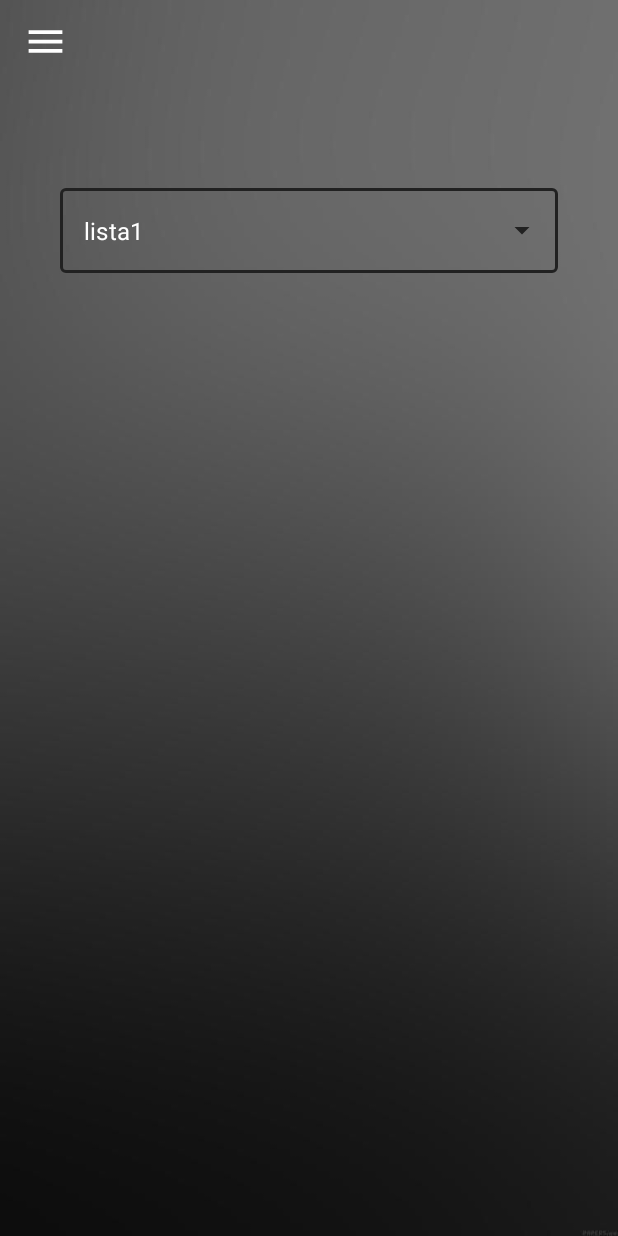
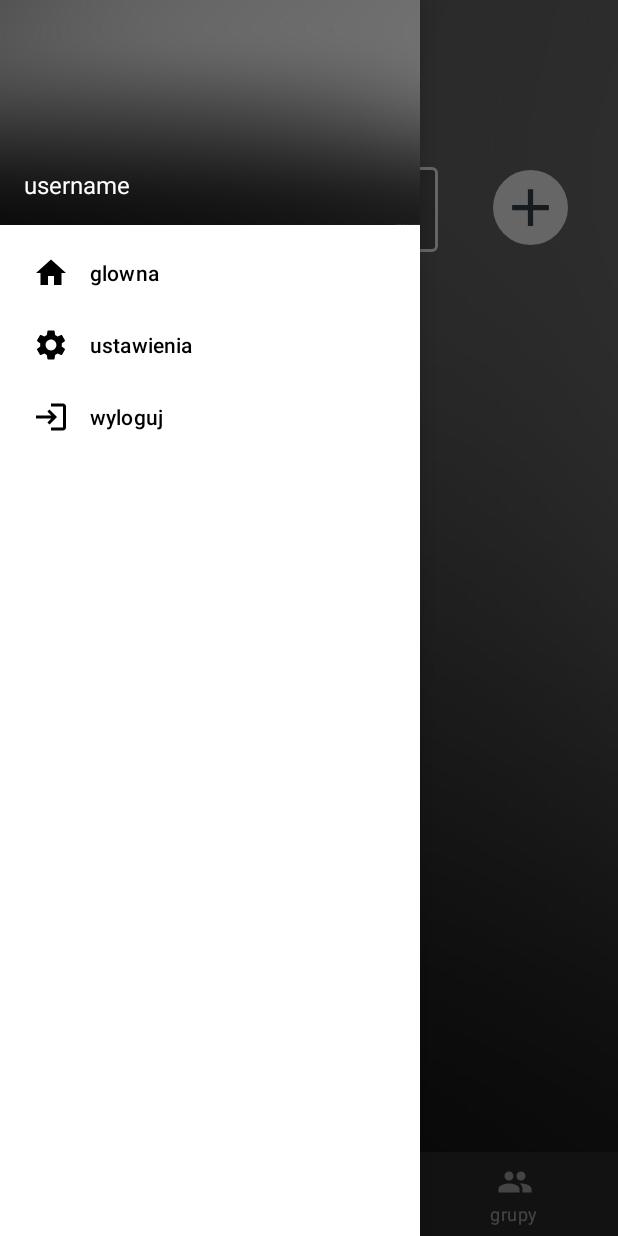
Before and after one commit to gitesprzemek/aplikacja_list_up, an Android app: the MainScreen screen opened directly, with no data from a screen before it, after a tap on "glowna", on a phone screen of 412 x 824 dp. Run offline under Robolectric (Android 15) with nearby library versions, the phone set to English and light mode, and no system bars; 1 statement that could not run was skipped; 1 other tap on this screen came first.

Commit message:
menu, bottom_nav, dropdownlist

```diff
--- a/zrobseliste/app/src/main/AndroidManifest.xml
+++ b/zrobseliste/app/src/main/AndroidManifest.xml
@@ -8,7 +8,7 @@
         android:label="@string/app_name"
         android:roundIcon="@mipmap/ic_launcher_round"
         android:supportsRtl="true"
-        android:theme="@style/Theme.AppCompat.NoActionBar">
+        android:theme="@style/Theme.Zrobseliste">
         <activity
             android:name=".screen.GroupsScreen"
             android:exported="false" />
--- a/zrobseliste/app/src/main/java/com/pz/zrobseliste/screen/MainScreen.java
+++ b/zrobseliste/app/src/main/java/com/pz/zrobseliste/screen/MainScreen.java
@@ -19,11 +19,12 @@ import android.widget.ArrayAdapter;
 import android.widget.AutoCompleteTextView;
 import android.widget.Toast;
 
+import com.google.android.material.bottomnavigation.BottomNavigationView;
 import com.google.android.material.navigation.NavigationView;
 import com.pz.zrobseliste.R;
 import com.pz.zrobseliste.utils.SwipeListener;
 
-public class MainScreen extends AppCompatActivity implements GestureDetector.OnGestureListener {
+public class MainScreen extends AppCompatActivity implements BottomNavigationView.OnNavigationItemSelectedListener,NavigationView.OnNavigationItemSelectedListener,GestureDetector.OnGestureListener {
 
     private SwipeListener swipeListener;
     private GestureDetectorCompat detector;
@@ -33,6 +34,7 @@ public class MainScreen extends AppCompatActivity implements GestureDetector.OnG
     ArrayAdapter<String> adapterItems;
     DrawerLayout drawerLayout;
     NavigationView navigationView;
+    BottomNavigationView bottom_nav;
     Toolbar toolbar;
 
     @Override
@@ -46,14 +48,20 @@ public class MainScreen extends AppCompatActivity implements GestureDetector.OnG
 
         //---------------------menu------------------------------------------
         drawerLayout = findViewById(R.id.drawer_layout);
-        findViewById(R.id.imageMenu).setOnClickListener(new View.OnClickListener() {
-            @Override
-            public void onClick(View v) {
-                drawerLayout.openDrawer(GravityCompat.START);
+        navigationView = findViewById(R.id.nav_view);
+        navigationView.setNavigationItemSelectedListener(this);
 
-            }
+        bottom_nav = findViewById(R.id.bottom_nav);
+        bottom_nav.setOnNavigationItemSelectedListener(this);
+        bottom_nav.setSelectedItemId(R.id.nav_main_screen);
 
-        });
+        toolbar = findViewById(R.id.toolbar);
+        setSupportActionBar(toolbar);
+
+        ActionBarDrawerToggle toggle = new ActionBarDrawerToggle(this,drawerLayout,toolbar,
+                R.string.navigation_drawer_open,R.string.navigation_drawer_close);
+        drawerLayout.addDrawerListener(toggle);
+        toggle.syncState();
 
         //------------------ drop down list----------------------------
         autoCompleteTxt = findViewById(R.id.auto_complete_txt);
@@ -70,22 +78,49 @@ public class MainScreen extends AppCompatActivity implements GestureDetector.OnG
     }
 
     @Override
-    public boolean onOptionsItemSelected(@NonNull MenuItem item) {
-        int item_id=item.getItemId();
-        if(item_id==R.id.nav_home)
+    public void onBackPressed() {
+        if(drawerLayout.isDrawerOpen(GravityCompat.START))
         {
-            Toast.makeText(this,"Nav home",Toast.LENGTH_SHORT).show();
+            drawerLayout.closeDrawer(GravityCompat.START);
         }
-        if(item_id==R.id.nav_settings)
+        else {
+            super.onBackPressed();
+        }
+        }
+
+    public void onBtnAddClick(View view)
+    {
+        Toast.makeText(this, "dodano liste", Toast.LENGTH_SHORT).show();
+    }
+
+    @Override
+    public boolean onNavigationItemSelected(@NonNull MenuItem item) {
+        switch(item.getItemId())
         {
-            Toast.makeText(this,"nav_settings",Toast.LENGTH_SHORT).show();
-        }
-        if(item_id==R.id.nav_logout)
-        {
-            finish();
+            case R.id.nav_home:
+                Toast.makeText(this,"glowna",Toast.LENGTH_SHORT).show();
+                break;
+            case R.id.nav_settings:
+                Toast.makeText(this,"ustawienia",Toast.LENGTH_SHORT).show();
+                break;
+
+            case R.id.nav_logout:
+                finish();
+                break;
+            case R.id.nav_tasks:
+                Toast.makeText(this,"zadania",Toast.LENGTH_SHORT).show();
+                break;
+            case R.id.nav_main_screen:
+                Toast.makeText(this,"glowny",Toast.LENGTH_SHORT).show();
+                break;
+            case R.id.nav_groups:
+                Toast.makeText(this,"grupy",Toast.LENGTH_SHORT).show();
+                break;
         }
         return true;
     }
+
+
 
     @Override
     public boolean onTouchEvent(MotionEvent touchEvent) {
@@ -139,4 +174,6 @@ public class MainScreen extends AppCompatActivity implements GestureDetector.OnG
 
         return false;
     }
+
+
 }
--- a/zrobseliste/app/src/main/res/drawable-anydpi/ic_action_passwd.xml
+++ /dev/null
@@ -1,16 +0,0 @@
-<vector xmlns:android="http://schemas.android.com/apk/res/android"
-    android:width="24dp"
-    android:height="24dp"
-    android:viewportWidth="24"
-    android:viewportHeight="24"
-    android:tint="#FFFFFF"
-    android:alpha="0.8">
-  <group android:scaleX="0.90909094"
-      android:scaleY="0.90909094"
-      android:translateX="1.0909091"
-      android:translateY="1.0909091">
-    <path
-        android:fillColor="@android:color/white"
-        android:pathData="M18,8h-1L17,6c0,-2.76 -2.24,-5 -5,-5S7,3.24 7,6v2L6,8c-1.1,0 -2,0.9 -2,2v10c0,1.1 0.9,2 2,2h12c1.1,0 2,-0.9 2,-2L20,10c0,-1.1 -0.9,-2 -2,-2zM12,17c-1.1,0 -2,-0.9 -2,-2s0.9,-2 2,-2 2,0.9 2,2 -0.9,2 -2,2zM15.1,8L8.9,8L8.9,6c0,-1.71 1.39,-3.1 3.1,-3.1 1.71,0 3.1,1.39 3.1,3.1v2z"/>
-  </group>
-</vector>
--- /dev/null
+++ b/zrobseliste/app/src/main/res/drawable/icon_add.xml
@@ -0,0 +1,5 @@
+<vector android:height="42dp" android:tint="#36454F"
+    android:viewportHeight="24" android:viewportWidth="24"
+    android:width="42dp" xmlns:android="http://schemas.android.com/apk/res/android">
+    <path android:fillColor="@android:color/white" android:pathData="M19,13h-6v6h-2v-6H5v-2h6V5h2v6h6v2z"/>
+</vector>
--- /dev/null
+++ b/zrobseliste/app/src/main/res/drawable/icon_group.xml
@@ -0,0 +1,5 @@
+<vector android:height="24dp" android:tint="#36454F"
+    android:viewportHeight="24" android:viewportWidth="24"
+    android:width="24dp" xmlns:android="http://schemas.android.com/apk/res/android">
+    <path android:fillColor="@android:color/white" android:pathData="M16,11c1.66,0 2.99,-1.34 2.99,-3S17.66,5 16,5c-1.66,0 -3,1.34 -3,3s1.34,3 3,3zM8,11c1.66,0 2.99,-1.34 2.99,-3S9.66,5 8,5C6.34,5 5,6.34 5,8s1.34,3 3,3zM8,13c-2.33,0 -7,1.17 -7,3.5L1,19h14v-2.5c0,-2.33 -4.67,-3.5 -7,-3.5zM16,13c-0.29,0 -0.62,0.02 -0.97,0.05 1.16,0.84 1.97,1.97 1.97,3.45L17,19h6v-2.5c0,-2.33 -4.67,-3.5 -7,-3.5z"/>
+</vector>
--- /dev/null
+++ b/zrobseliste/app/src/main/res/drawable/icon_list.xml
@@ -0,0 +1,5 @@
+<vector android:height="24dp" android:tint="#36454F"
+    android:viewportHeight="24" android:viewportWidth="24"
+    android:width="24dp" xmlns:android="http://schemas.android.com/apk/res/android">
+    <path android:fillColor="@android:color/white" android:pathData="M4,10.5c-0.83,0 -1.5,0.67 -1.5,1.5s0.67,1.5 1.5,1.5 1.5,-0.67 1.5,-1.5 -0.67,-1.5 -1.5,-1.5zM4,4.5c-0.83,0 -1.5,0.67 -1.5,1.5S3.17,7.5 4,7.5 5.5,6.83 5.5,6 4.83,4.5 4,4.5zM4,16.5c-0.83,0 -1.5,0.68 -1.5,1.5s0.68,1.5 1.5,1.5 1.5,-0.68 1.5,-1.5 -0.67,-1.5 -1.5,-1.5zM7,19h14v-2L7,17v2zM7,13h14v-2L7,11v2zM7,5v2h14L21,5L7,5z"/>
+</vector>
--- a/zrobseliste/app/src/main/res/layout/activity_main_screen.xml
+++ b/zrobseliste/app/src/main/res/layout/activity_main_screen.xml
@@ -1,55 +1,57 @@
 <?xml version="1.0" encoding="utf-8"?>
-<androidx.drawerlayout.widget.DrawerLayout
-    xmlns:android="http://schemas.android.com/apk/res/android"
+<androidx.drawerlayout.widget.DrawerLayout xmlns:android="http://schemas.android.com/apk/res/android"
     xmlns:app="http://schemas.android.com/apk/res-auto"
     xmlns:tools="http://schemas.android.com/tools"
     android:id="@+id/drawer_layout"
     android:layout_width="match_parent"
     android:layout_height="match_parent"
-    tools:context=".screen.MainScreen"
     android:background="@drawable/bgc1"
-    >
+    android:fitsSystemWindows="true"
+    tools:context=".screen.MainScreen">
 
 
+    <LinearLayout
+        android:layout_width="match_parent"
+        android:layout_height="match_parent"
+        android:orientation="vertical">
 
-    <com.google.android.material.navigation.NavigationView
-        android:layout_width="wrap_content"
-        android:layout_height="match_parent"
-        android:id="@+id/nav_view"
-        app:headerLayout="@layout/header"
-        app:menu="@menu/main_menu"
-        android:layout_gravity="start"/>
+        <androidx.appcompat.widget.Toolbar
+            android:id="@+id/toolbar"
+            android:layout_width="match_parent"
+            android:layout_height="?attr/actionBarSize"
+            android:elevation="4dp"
+            app:layout_constraintEnd_toEndOf="parent"
+            app:layout_constraintStart_toStartOf="parent"
+            app:layout_constraintTop_toTopOf="parent"
+            app:navigationIcon="@drawable/menu_icon" />
 
         <androidx.constraintlayout.widget.ConstraintLayout
+            android:id="@+id/constraintLayout"
             android:layout_width="match_parent"
             android:layout_height="match_parent">
 
-      <LinearLayout
-          android:id="@+id/layoutToolBar"
-          android:layout_width="match_parent"
-          android:layout_height="?actionBarSize"
-          android:gravity="center_vertical"
-          android:orientation="horizontal"
-          android:paddingStart="15dp"
-          android:paddingEnd="15dp"
-          app:layout_constraintTop_toTopOf="parent">
-          <ImageView
-              android:id="@+id/imageMenu"
-              android:layout_width="30dp"
-              android:layout_height="30dp"
-              android:contentDescription="@string/app_name"
-              android:src="@drawable/menu_icon"
-              />
 
-      </LinearLayout>
+            <ImageButton
+                android:id="@+id/imageButton"
+                android:layout_width="50dp"
+                android:layout_height="50dp"
+                android:layout_marginTop="57dp"
+                android:background="@drawable/btn_bg"
+                android:onClick="onBtnAddClick"
+                app:layout_constraintEnd_toEndOf="parent"
+                app:layout_constraintHorizontal_bias="0.908"
+                app:layout_constraintStart_toStartOf="parent"
+                app:layout_constraintTop_toTopOf="parent"
+                app:srcCompat="@drawable/icon_add"
+                tools:ignore="SpeakableTextPresentCheck" />
 
             <com.google.android.material.textfield.TextInputLayout
                 style="@style/Widget.MaterialComponents.TextInputLayout.OutlinedBox.ExposedDropdownMenu"
                 android:layout_width="match_parent"
                 android:layout_height="wrap_content"
                 android:layout_marginStart="40dp"
-        android:layout_marginTop="120dp"
-        android:layout_marginEnd="40dp"
+                android:layout_marginTop="50dp"
+                android:layout_marginEnd="120dp"
                 app:layout_constraintEnd_toEndOf="parent"
                 app:layout_constraintStart_toStartOf="parent"
                 app:layout_constraintTop_toTopOf="parent">
@@ -59,11 +61,32 @@
                     android:layout_width="match_parent"
                     android:layout_height="wrap_content"
                     android:layout_weight="1"
+                    android:inputType="none"
                     android:text="lista1"
-            android:inputType="none"
                     android:textColor="@color/white" />
 
             </com.google.android.material.textfield.TextInputLayout>
+            <com.google.android.material.bottomnavigation.BottomNavigationView
+                android:layout_width="match_parent"
+                android:layout_height="wrap_content"
+                android:id="@+id/bottom_nav"
+                app:layout_constraintBottom_toBottomOf="parent"
+                app:layout_constraintEnd_toEndOf="parent"
+                app:layout_constraintStart_toStartOf="parent"
+                app:menu="@menu/bottom_menu" />
+
 
         </androidx.constraintlayout.widget.ConstraintLayout>
+
+
+    </LinearLayout>
+
+    <com.google.android.material.navigation.NavigationView
+        android:theme="@style/Theme.MaterialComponents.Light.NoActionBar"
+        android:id="@+id/nav_view"
+        android:layout_width="wrap_content"
+        android:layout_height="match_parent"
+        android:layout_gravity="start"
+        app:headerLayout="@layout/header"
+        app:menu="@menu/main_menu" />
 </androidx.drawerlayout.widget.DrawerLayout>
--- a/zrobseliste/app/src/main/res/layout/header.xml
+++ b/zrobseliste/app/src/main/res/layout/header.xml
@@ -4,7 +4,7 @@
     xmlns:app="http://schemas.android.com/apk/res-auto"
     xmlns:tools="http://schemas.android.com/tools"
     android:layout_width="match_parent"
-    android:layout_height="30dp"
+    android:layout_height="150dp"
     android:orientation="vertical"
     android:background="@drawable/bgc1"
     android:gravity="bottom"
@@ -12,6 +12,14 @@
     android:theme="@style/Theme.AppCompat.DayNight.NoActionBar"
     >
 
+    <TextView
+        android:layout_width="wrap_content"
+        android:layout_height="wrap_content"
+        android:paddingTop="8dp"
+        android:text="username"
+        android:textColor="@color/white"
+        android:textSize="16sp"
+        />
 
 
 </LinearLayout>
--- /dev/null
+++ b/zrobseliste/app/src/main/res/menu/bottom_menu.xml
@@ -0,0 +1,19 @@
+<?xml version="1.0" encoding="utf-8"?>
+<menu xmlns:android="http://schemas.android.com/apk/res/android">
+
+    <group>
+        <item
+            android:id="@+id/nav_tasks"
+            android:icon="@drawable/icon_list"
+            android:title="zadania" />
+        <item
+            android:id="@+id/nav_main_screen"
+            android:icon="@drawable/home_icon"
+            android:title="glowny" />
+        <item
+            android:id="@+id/nav_groups"
+            android:icon="@drawable/icon_group"
+            android:title="grupy" />
+    </group>
+
+</menu>
--- a/zrobseliste/app/src/main/res/menu/main_menu.xml
+++ b/zrobseliste/app/src/main/res/menu/main_menu.xml
@@ -1,7 +1,7 @@
 <?xml version="1.0" encoding="utf-8"?>
 <menu xmlns:android="http://schemas.android.com/apk/res/android">
 
-    <group android:checkableBehavior="single">
+    <group>
         <item android:id="@+id/nav_home"
             android:title="glowna"
             android:icon="@drawable/home_icon"/>
--- a/zrobseliste/app/src/main/res/values-night/themes.xml
+++ b/zrobseliste/app/src/main/res/values-night/themes.xml
@@ -1,6 +1,6 @@
 <resources xmlns:tools="http://schemas.android.com/tools">
     <!-- Base application theme. -->
-    <style name="Theme.Zrobseliste" parent="Theme.MaterialComponents.DayNight.NoActionBar">
+    <style name="Theme.Zrobseliste" parent="Theme.MaterialComponents.NoActionBar">
         <!-- Primary brand color. -->
         <item name="colorPrimary">@color/white</item>
         <item name="colorPrimaryVariant">@color/white</item>
--- a/zrobseliste/app/src/main/res/values/themes.xml
+++ b/zrobseliste/app/src/main/res/values/themes.xml
@@ -1,10 +1,11 @@
 <resources xmlns:tools="http://schemas.android.com/tools">
     <!-- Base application theme. -->
-    <style name="Theme.Zrobseliste" parent="Theme.MaterialComponents.DayNight.NoActionBar">
+    <style name="Theme.Zrobseliste" parent="Theme.MaterialComponents.NoActionBar">
+
         <!-- Primary brand color. -->
         <item name="colorPrimary">@color/white</item>
-        <item name="colorPrimaryVariant">@color/white</item>
-        <item name="colorOnPrimary">@color/white</item>
+        <item name="colorPrimaryVariant">@color/teal_200</item>
+        <item name="colorOnPrimary">@color/teal_700</item>
         <!-- Secondary brand color. -->
         <item name="colorSecondary">@color/teal_200</item>
         <item name="colorSecondaryVariant">@color/teal_700</item>
@@ -12,5 +13,6 @@
         <!-- Status bar color. -->
         <item name="android:statusBarColor" tools:targetApi="l">?attr/colorPrimaryVariant</item>
         <!-- Customize your theme here. -->
+
     </style>
 </resources>
```
Also changed, not shown: zrobseliste/app/src/main/res/drawable-hdpi/ic_action_passwd.png (deleted), zrobseliste/app/src/main/res/drawable-mdpi/ic_action_passwd.png (deleted), zrobseliste/app/src/main/res/drawable-xhdpi/ic_action_passwd.png (deleted), zrobseliste/app/src/main/res/drawable-xxhdpi/ic_action_passwd.png (deleted). Lines whose indentation alone changed are shown as unchanged.
